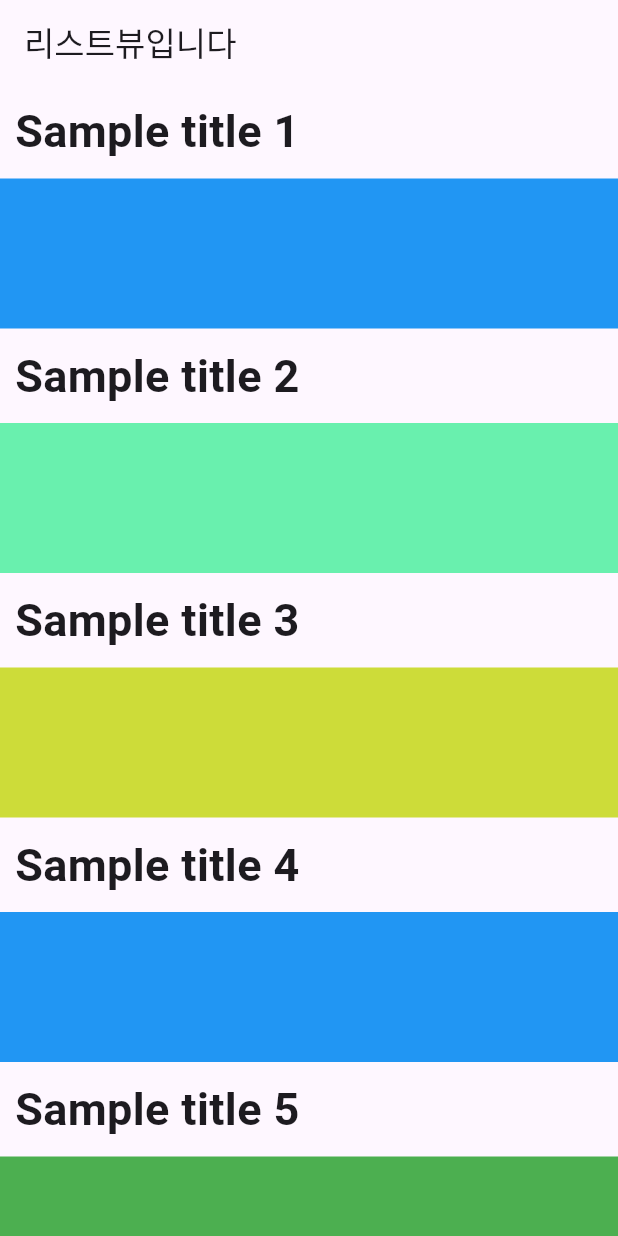
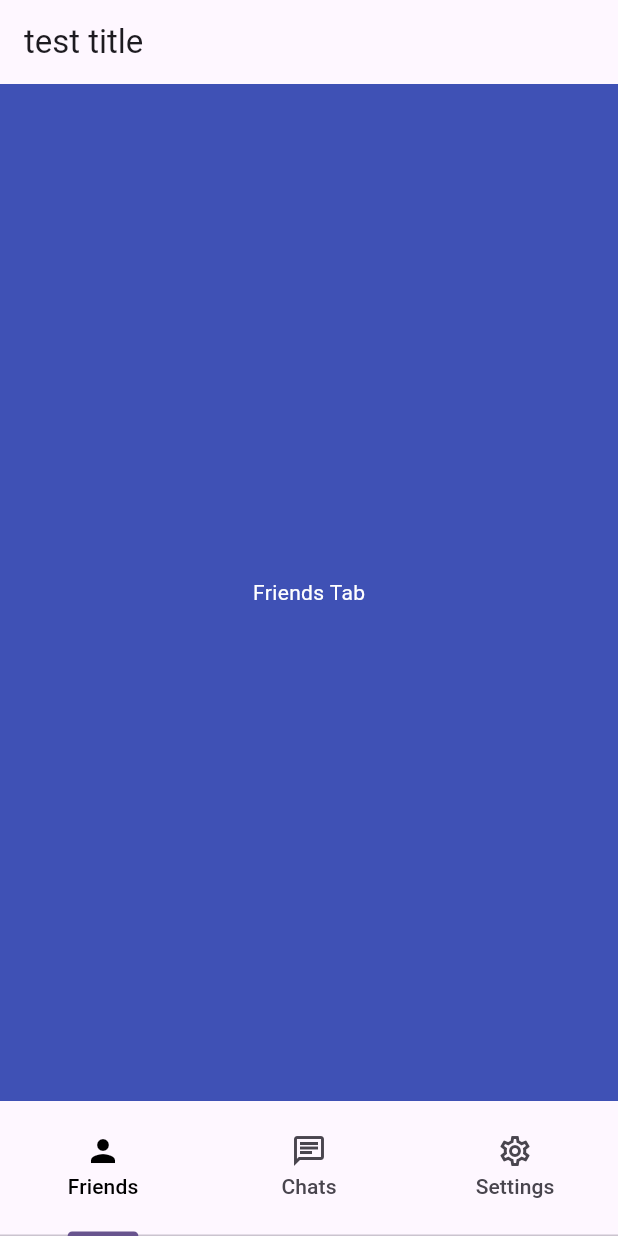
Before and after one commit to kim-dohyun-gong/dohyun0, a Flutter app: the screen it shows after launch, on a phone screen of 412 x 824 dp. Run offline on Flutter 3.47's test engine with Material 3 defaults, Android fonts, the phone set to English and light mode, and no system bars.

Commit message:
no message

```diff
--- /dev/null
+++ b/lib/bottom_navigator.dart
@@ -0,0 +1,87 @@
+import 'package:flutter/material.dart';
+
+class MyHomePage extends StatefulWidget {
+  const MyHomePage({super.key});
+
+  @override
+  State<MyHomePage> createState() => _MyHomePageState();
+}
+
+class _MyHomePageState extends State<MyHomePage> with SingleTickerProviderStateMixin {
+
+  late TabController _tabController;
+  int _selectedIndex = 0;
+
+  @override
+  void initState() {
+    super.initState();
+    _tabController = TabController(length: 3, vsync: this);
+    _tabController.addListener(
+            () => setState(() => _selectedIndex = _tabController.index)
+    );
+  }
+
+  // 페이지 종료 시 종료해 주는 기능
+  @override
+  void dispose() {
+    super.dispose();
+
+  }
+
+  @override
+  Widget build(BuildContext context) {
+    return Scaffold(
+      appBar: AppBar(
+        title: const Text("test title"),
+      ),
+      body: _selectedIndex == 0
+          ? tabContainer(context, Colors.indigo, "Friends Tab")
+          : _selectedIndex == 1 ? tabContainer(context, Colors.yellow, "Chats Tab")
+          : tabContainer(context, Colors.blue, "Setting Tab"),
+      bottomNavigationBar: SizedBox(
+        height: 90,
+        child: TabBar(
+          controller: _tabController,
+          labelColor: Colors.black,
+          tabs: [
+            Tab(
+              icon: Icon(
+                  _selectedIndex == 0 ? Icons.person : Icons.person_2_outlined
+              ),
+              text: "Friends",
+            ),
+            Tab(
+              icon: Icon(
+                  _selectedIndex == 1 ? Icons.chat : Icons.chat_outlined
+              ),
+              text: "Chats",
+            ),
+            Tab(
+              icon: Icon(
+                  _selectedIndex == 2 ? Icons.settings : Icons.settings_outlined
+              ),
+              text: "Settings",
+            ),
+          ],
+        ),
+      ),
+    );
+  }
+
+  Widget tabContainer(BuildContext con, Color tabColor, String tabText) {
+    return Container(
+      width: MediaQuery.of(con).size.width,
+      height: MediaQuery.of(con).size.height,
+      color: tabColor,
+      child: Center(
+        child: Text(
+          tabText,
+          style: const TextStyle(
+              color: Colors.white
+          ),
+        ),
+      ),
+    );
+  }
+
+}
--- a/lib/main.dart
+++ b/lib/main.dart
@@ -1,5 +1,5 @@
 import 'package:flutter/material.dart';
-import 'listview.dart';
+import 'bottom_navigator.dart';
 
 void main() {
   runApp(const MyApp());
--- a/lib/second_view.dart
+++ b/lib/second_view.dart
@@ -2,11 +2,9 @@ import 'package:flutter/material.dart';
 
 class SecondView extends StatefulWidget {
   const SecondView({super.key});
-
   @override
   State<SecondView> createState() => _SecondViewState();
 }
-
 class _SecondViewState extends State<SecondView> {
   @override
   Widget build(BuildContext context) {
@@ -16,13 +14,12 @@ class _SecondViewState extends State<SecondView> {
             icon: Icon(Icons.arrow_back),
             onPressed: () => Navigator.of(context).pop(),
           ),
-          title: const Text("test title"),
         ),
         body: Center(
           child: Container(
             padding: EdgeInsets.all(15),
             color: Colors.blue,
-            child: Text("This is the second view"),
+            child: Text("여기는 두번째 페이지입니다"),
           ),
         )
     );
```
Also changed, not shown: lib/column_row.dart (+9 -17 lines), lib/scroll_view_pagination.dart (+109 -53 lines).
